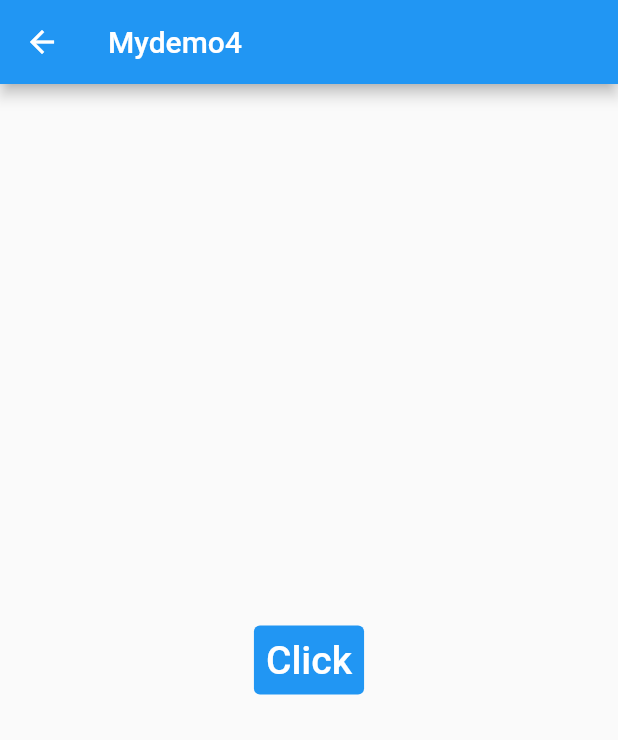
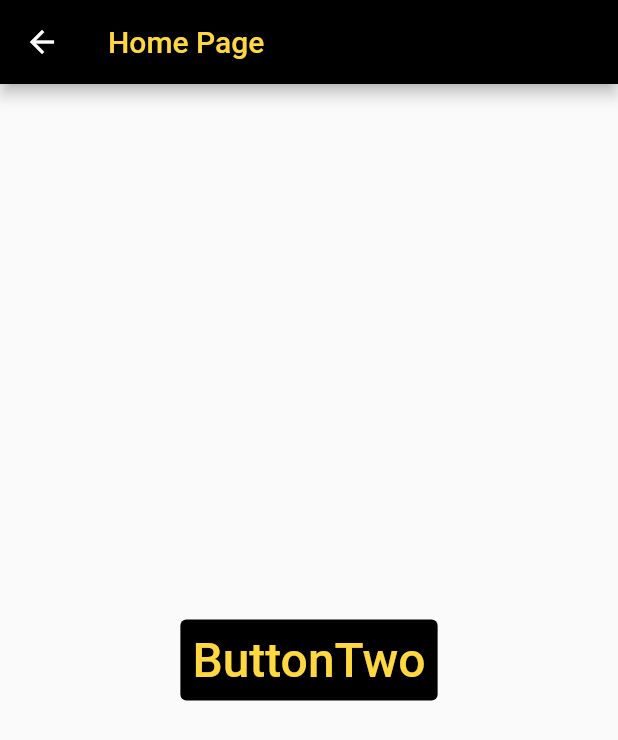
Before and after one commit to BekhruzMO/mydemo4, a Flutter app: the HomePage screen opened by its route, on a phone screen of 412 x 824 dp. Shown: the top 740 px of the screen. Run offline on Flutter 3.47's test engine with Material 2 defaults, Android fonts, the phone set to English and light mode, and no system bars.

Commit message:
maydemo4 modul 4.4 task2 uchun

```diff
--- a/lib/Pages/home_page.dart
+++ b/lib/Pages/home_page.dart
@@ -1,10 +1,9 @@
 import 'package:flutter/material.dart';
 import 'package:mydemo4/Pages/page2.dart';
-//import 'package:flutter/src/material/material_state.dart';
 
 class HomePage extends StatefulWidget {
+  static final String id = 'home_page';
 
-  static final String id = 'home_page';
   const HomePage({Key? key}) : super(key: key);
 
   @override
@@ -12,23 +11,38 @@ class HomePage extends StatefulWidget {
 }
 
 class _HomePageState extends State<HomePage> {
+  Future getMessage() async {
+    Navigator.of(context).push(new MaterialPageRoute(
+      builder: (BuildContext context) {
+        return new Page2(
+          name: 'Flutter',
+          age: 22,
+        );
+      },
+    ));
+  }
   @override
   Widget build(BuildContext context) {
     return Scaffold(
-      appBar: AppBar(
-        title: Text('Mydemo4'),
-      ),
-      body: Center(
-        child:TextButton(
-          style: ButtonStyle(backgroundColor: MaterialStateProperty.all(Colors.blue)),
-
-          onPressed: () {
-            Navigator.of(context).pushNamed(Page2.id);
+        appBar: AppBar(
+          backgroundColor: Colors.black,
+          title: Text(
+            'Home Page',
+            style: TextStyle(color: Colors.amberAccent),
+          ),
+        ),
+        body: Center(
+          child: TextButton(
+            style: ButtonStyle(
+                backgroundColor: MaterialStateProperty.all(Colors.black)),
+            onPressed: () {
+              getMessage();
             },
-          child: Text('Click', style:  TextStyle(color: Colors.white, fontSize: 26),),
-
-        ),
-      )
-    );
+            child: Text(
+              'ButtonTwo',
+              style: TextStyle(color: Colors.amberAccent, fontSize: 32),
+            ),
+          ),
+        ));
   }
 }
```
Also changed, not shown: lib/Pages/page2.dart (+14 -20 lines), lib/Pages/page3.dart (deleted, +0 -48 lines), lib/Pages/page4.dart (deleted, +0 -21 lines), lib/main.dart (+1 -7 lines).
